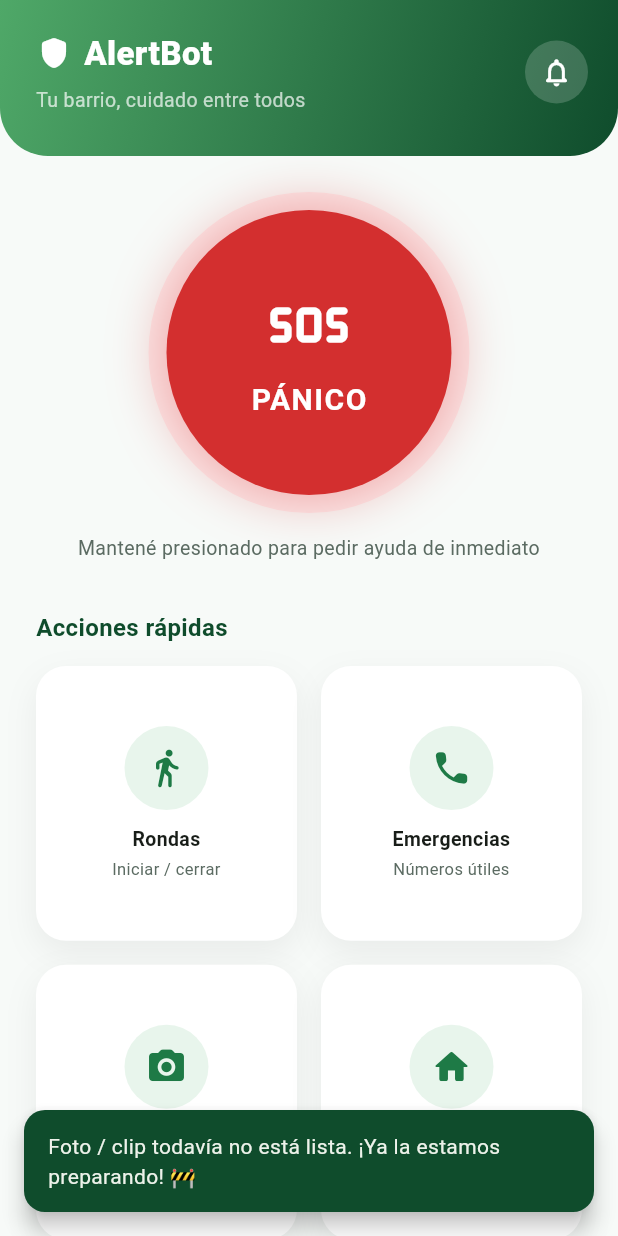
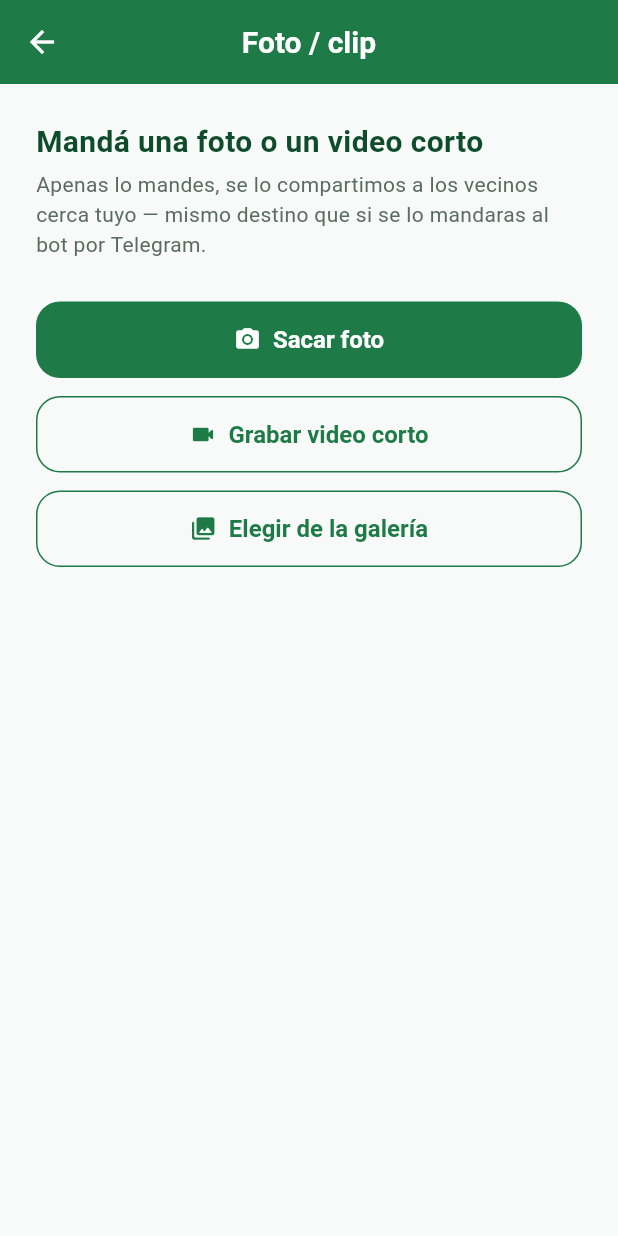
Before and after one commit to fabyelias/AlertBotApp, a Flutter app: the PantallaInicio screen opened directly, after a tap on "Foto / clip", on a phone screen of 412 x 824 dp. Run offline on Flutter 3.47's test engine with Material 3 defaults, Android fonts, the phone set to English and light mode, and no system bars; our stand-ins replace firebase_core, firebase_messaging, geolocator, image_picker, permission_handler, share_plus and 1 more; missing offline and left inert: flutter_foreground_task, porcupine_flutter; accounts and stored records are empty.

Commit message:
Hacer funcionar Foto/clip: sacar/grabar/elegir y mandar a los vecinos
Nueva pantalla (lib/pantallas/foto.dart) con image_picker: sacar foto,
grabar un video corto o elegir de la galería, y mandarlo. Sube los
bytes a POST /api/foto (multipart), que por dentro lo reenvía a
Telegram para conseguir un file_id y lo difunde exactamente igual que
si se lo hubieran mandado al bot. Requiere la rama ya mergeada a main
en fabyelias/AlertBot (claude/api-foto-clip).

Ver recibida dentro de la app (no solo el push) queda para más
adelante — el backend ya expone GET /api/foto/{alerta_id} para eso.

Co-Authored-By: Claude Sonnet 5 <noreply@anthropic.com>
Claude-Session: https://claude.ai/code/session_01DLVrgXPZmDYPG1s3yfWi3V

```diff
--- a/lib/api.dart
+++ b/lib/api.dart
@@ -1,5 +1,6 @@
 import 'dart:convert';
 import 'package:http/http.dart' as http;
+import 'package:http_parser/http_parser.dart';
 
 /// El servidor respondió con un error (o con algo que la app no entiende).
 /// Los fallos de red (sin conexión, timeout) NO son esto: se propagan como
@@ -75,6 +76,9 @@ class InfoFamilia {
 class AlertBotApi {
   static const String baseUrl = 'https://alertbot-production-eee7.up.railway.app';
   static const Duration _espera = Duration(seconds: 15);
+  // Subir/bajar una foto o video tarda más que un pedido de JSON chico,
+  // sobre todo con una conexión de barrio floja.
+  static const Duration _esperaArchivo = Duration(seconds: 60);
   static const _headersJson = {'Content-Type': 'application/json'};
 
   static Map<String, dynamic> _cuerpo(http.Response resp) {
@@ -274,4 +278,29 @@ class AlertBotApi {
     if (resp.statusCode != 200) throw _error(resp);
     return _cuerpo(resp)['integrantes_afectados'] as int? ?? 0;
   }
+
+  /// Sube una foto o video para compartir con los vecinos — mismo destino
+  /// que si se lo hubieran mandado al bot por Telegram. `tipoMime` tiene
+  /// que ser uno de los que acepta el backend (image/jpeg, image/png,
+  /// image/webp, video/mp4, video/quicktime, video/3gpp). Devuelve el id
+  /// de la alerta creada.
+  static Future<int> enviarFoto({
+    required String idVecino,
+    required List<int> bytes,
+    required String nombreArchivo,
+    required String tipoMime,
+  }) async {
+    final request = http.MultipartRequest('POST', Uri.parse('$baseUrl/api/foto'))
+      ..fields['id_vecino'] = idVecino
+      ..files.add(http.MultipartFile.fromBytes(
+        'archivo',
+        bytes,
+        filename: nombreArchivo,
+        contentType: MediaType.parse(tipoMime),
+      ));
+    final enviado = await request.send().timeout(_esperaArchivo);
+    final resp = await http.Response.fromStream(enviado);
+    if (resp.statusCode != 200) throw _error(resp);
+    return _cuerpo(resp)['alerta_id'] as int? ?? 0;
+  }
 }
--- /dev/null
+++ b/lib/pantallas/foto.dart
@@ -0,0 +1,175 @@
+import 'dart:io';
+import 'package:flutter/material.dart';
+import 'package:image_picker/image_picker.dart';
+import '../api.dart';
+import '../sesion.dart';
+import '../tema.dart';
+
+const _extensionesVideo = {'mp4', 'mov', '3gp', '3gpp'};
+
+class PantallaFoto extends StatefulWidget {
+  const PantallaFoto({super.key});
+
+  @override
+  State<PantallaFoto> createState() => _PantallaFotoState();
+}
+
+class _PantallaFotoState extends State<PantallaFoto> {
+  final _picker = ImagePicker();
+  XFile? _archivo;
+  bool _enviando = false;
+
+  bool get _esVideo {
+    final ext = _archivo?.name.toLowerCase().split('.').last;
+    return _extensionesVideo.contains(ext);
+  }
+
+  void _mostrarMensaje(String texto) {
+    ScaffoldMessenger.of(context).showSnackBar(SnackBar(content: Text(texto)));
+  }
+
+  Future<void> _elegir(Future<XFile?> Function() accion) async {
+    try {
+      final archivo = await accion();
+      if (archivo == null || !mounted) return;
+      setState(() => _archivo = archivo);
+    } catch (_) {
+      _mostrarMensaje('No pudimos acceder a la cámara o la galería.');
+    }
+  }
+
+  String _tipoMime(String nombre, bool esVideo) {
+    final ext = nombre.toLowerCase().split('.').last;
+    if (esVideo) {
+      if (ext == 'mov') return 'video/quicktime';
+      if (ext == '3gp' || ext == '3gpp') return 'video/3gpp';
+      return 'video/mp4';
+    }
+    if (ext == 'png') return 'image/png';
+    if (ext == 'webp') return 'image/webp';
+    return 'image/jpeg';
+  }
+
+  Future<void> _enviar() async {
+    if (_archivo == null || _enviando) return;
+    setState(() => _enviando = true);
+    try {
+      final id = await Sesion.leerIdVecino();
+      if (id == null) throw const ErrorApi(0, 'No encontramos tu registro en este celular.');
+      final bytes = await _archivo!.readAsBytes();
+      await AlertBotApi.enviarFoto(
+        idVecino: id,
+        bytes: bytes,
+        nombreArchivo: _archivo!.name,
+        tipoMime: _tipoMime(_archivo!.name, _esVideo),
+      );
+      if (!mounted) return;
+      Navigator.pop(context);
+      ScaffoldMessenger.of(context).showSnackBar(
+        const SnackBar(content: Text('¡Recibido! Ya se lo compartí a los vecinos, gracias por avisar 🙌')),
+      );
+    } on ErrorApi catch (e) {
+      _mostrarMensaje(e.codigo == 413
+          ? 'El archivo es demasiado grande (máximo 20MB).'
+          : 'No pudimos enviarlo. Probá de nuevo.');
+    } catch (_) {
+      _mostrarMensaje('No pudimos enviarlo. Revisá tu conexión.');
+    } finally {
+      if (mounted) setState(() => _enviando = false);
+    }
+  }
+
+  @override
+  Widget build(BuildContext context) {
+    return Scaffold(
+      appBar: AppBar(title: const Text('Foto / clip')),
+      body: SafeArea(
+        child: Padding(
+          padding: const EdgeInsets.all(24),
+          child: _archivo == null ? _selector() : _previsualizacion(),
+        ),
+      ),
+    );
+  }
+
+  Widget _selector() {
+    return Column(
+      crossAxisAlignment: CrossAxisAlignment.stretch,
+      children: [
+        const Text(
+          'Mandá una foto o un video corto',
+          style: TextStyle(fontSize: 20, fontWeight: FontWeight.w700, color: AlertBotColores.verdeOscuro),
+        ),
+        const SizedBox(height: 4),
+        const Text(
+          'Apenas lo mandes, se lo compartimos a los vecinos cerca tuyo — mismo destino que si se lo mandaras al bot por Telegram.',
+          style: TextStyle(color: AlertBotColores.textoSuave),
+        ),
+        const SizedBox(height: 28),
+        ElevatedButton.icon(
+          onPressed: () => _elegir(() => _picker.pickImage(source: ImageSource.camera, imageQuality: 85)),
+          icon: const Icon(Icons.photo_camera_rounded),
+          label: const Text('Sacar foto'),
+        ),
+        const SizedBox(height: 12),
+        OutlinedButton.icon(
+          onPressed: () => _elegir(() => _picker.pickVideo(source: ImageSource.camera, maxDuration: const Duration(seconds: 30))),
+          icon: const Icon(Icons.videocam_rounded),
+          label: const Text('Grabar video corto'),
+        ),
+        const SizedBox(height: 12),
+        OutlinedButton.icon(
+          onPressed: () => _elegir(() => _picker.pickMedia(imageQuality: 85)),
+          icon: const Icon(Icons.photo_library_rounded),
+          label: const Text('Elegir de la galería'),
+        ),
+      ],
+    );
+  }
+
+  Widget _previsualizacion() {
+    return Column(
+      crossAxisAlignment: CrossAxisAlignment.stretch,
+      children: [
+        Expanded(
+          child: Container(
+            decoration: BoxDecoration(color: Colors.white, borderRadius: BorderRadius.circular(radioTarjeta), boxShadow: sombraTarjeta()),
+            clipBehavior: Clip.antiAlias,
+            child: _esVideo
+                ? Center(
+                    child: Column(
+                      mainAxisAlignment: MainAxisAlignment.center,
+                      children: [
+                        const Icon(Icons.videocam_rounded, size: 56, color: AlertBotColores.verdePrincipal),
+                        const SizedBox(height: 8),
+                        Text(_archivo!.name, textAlign: TextAlign.center, style: const TextStyle(color: AlertBotColores.textoSuave)),
+                      ],
+                    ),
+                  )
+                : Image.file(File(_archivo!.path), fit: BoxFit.contain, width: double.infinity),
+          ),
+        ),
+        const SizedBox(height: 20),
+        Row(
+          children: [
+            Expanded(
+              child: OutlinedButton(
+                onPressed: _enviando ? null : () => setState(() => _archivo = null),
+                child: const Text('Elegir otro'),
+              ),
+            ),
+            const SizedBox(width: 12),
+            Expanded(
+              child: ElevatedButton(
+                onPressed: _enviando ? null : _enviar,
+                child: _enviando
+                    ? const SizedBox(height: 20, width: 20, child: CircularProgressIndicator(strokeWidth: 2, color: Colors.white))
+                    : const Text('Enviar'),
+              ),
+            ),
+          ],
+        ),
+      ],
+    );
+  }
+}
--- a/lib/pantallas/inicio.dart
+++ b/lib/pantallas/inicio.dart
@@ -3,6 +3,7 @@ import '../api.dart';
 import '../sesion.dart';
 import '../tema.dart';
 import 'emergencias.dart';
+import 'foto.dart';
 import 'mi_direccion.dart';
 import 'mi_familia.dart';
 import 'rondas.dart';
@@ -142,6 +143,10 @@ class _PantallaInicioState extends State<PantallaInicio> {
     Navigator.push(context, MaterialPageRoute(builder: (_) => const PantallaEmergencias()));
   }
 
+  void _abrirFoto() {
+    Navigator.push(context, MaterialPageRoute(builder: (_) => const PantallaFoto()));
+  }
+
   void _abrirRondas() {
     Navigator.push(context, MaterialPageRoute(builder: (_) => const PantallaRondas()));
   }
@@ -215,8 +220,8 @@ class _PantallaInicioState extends State<PantallaInicio> {
                         _TarjetaAccion(
                           icono: Icons.photo_camera_rounded,
                           titulo: 'Foto / clip',
-                          subtitulo: 'Próximamente',
-                          onTap: () => _mostrarProximamente('Foto / clip'),
+                          subtitulo: 'Compartir con vecinos',
+                          onTap: _abrirFoto,
                         ),
                         if (_perfil?.esTitular ?? true) ...[
                           _TarjetaAccion(
--- a/pubspec.yaml
+++ b/pubspec.yaml
@@ -17,6 +17,8 @@ dependencies:
   firebase_messaging: ^15.1.3
   url_launcher: ^6.3.2
   share_plus: ^13.3.0
+  image_picker: ^1.2.3
+  http_parser: ^4.1.2
   # porcupine_flutter, permission_handler y flutter_foreground_task
   # (comando de voz) se sacaron temporalmente: permission_handler_android
   # exige mínimo SDK de Android 37 (todavía en preview), lo que rompe
```
Also changed, not shown: 1 other file.
